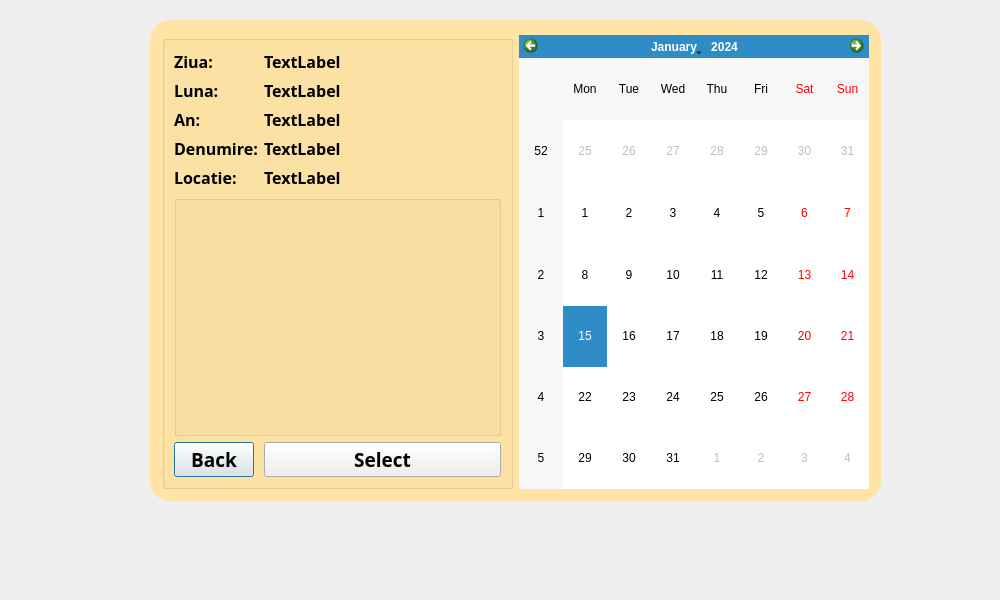
The window that campaign.ui (ericktudor/ASPA) describes before a commit, drawn with Qt 5.
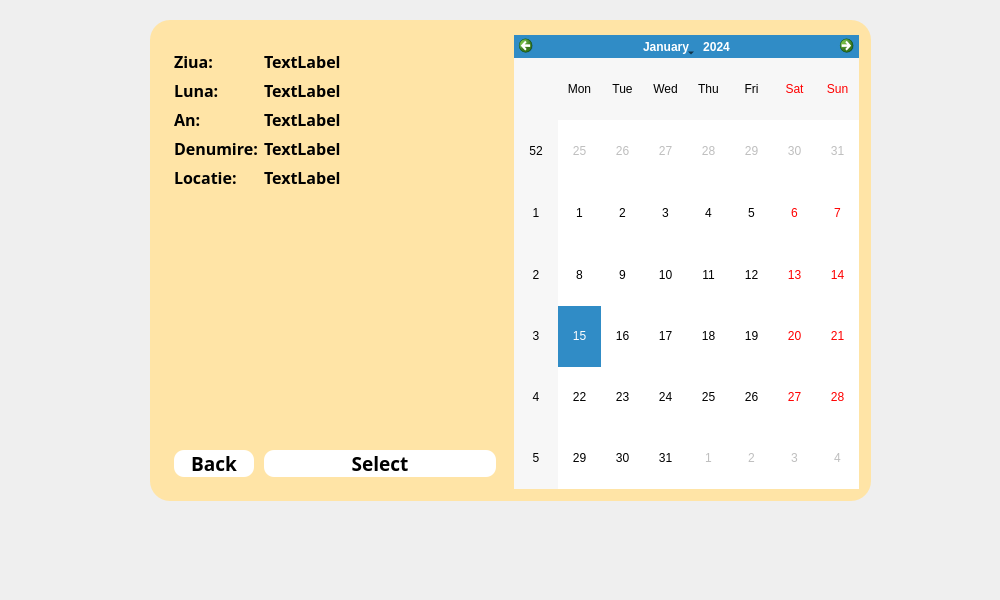
The same window after the commit. Icons and pictures are not drawn.

Patch:
```diff
--- a/campaign.ui
+++ b/campaign.ui
@@ -31,7 +31,7 @@
     <rect>
      <x>150</x>
      <y>20</y>
-     <width>731</width>
+     <width>721</width>
      <height>481</height>
     </rect>
    </property>
@@ -55,6 +55,11 @@
         <bold>true</bold>
        </font>
       </property>
+      <property name="styleSheet">
+       <string notr="true">#groupBox_2{
+border:0px;
+}</string>
+      </property>
       <property name="title">
        <string/>
       </property>
@@ -201,6 +206,12 @@
        </item>
        <item row="6" column="0">
         <widget class="QPushButton" name="pushButton">
+         <property name="minimumSize">
+          <size>
+           <width>80</width>
+           <height>0</height>
+          </size>
+         </property>
          <property name="font">
           <font>
            <family>Segoe UI Black</family>
@@ -208,6 +219,12 @@
            <bold>true</bold>
           </font>
          </property>
+         <property name="styleSheet">
+          <string notr="true">#pushButton{
+	background-color: rgb(255, 255, 255);
+border-radius:10px;
+}</string>
+         </property>
          <property name="text">
           <string>Back</string>
          </property>
@@ -222,6 +239,12 @@
            <bold>true</bold>
           </font>
          </property>
+         <property name="styleSheet">
+          <string notr="true">#pushButton_2{
+	background-color: rgb(255, 255, 255);
+border-radius:10px;
+}</string>
+         </property>
          <property name="text">
           <string>Select</string>
          </property>
@@ -236,8 +259,8 @@
           </sizepolicy>
          </property>
          <property name="styleSheet">
-          <string notr="true">#groupBox_2{
-
+          <string notr="true">#groupBox_3{
+border:0px;
 }</string>
          </property>
          <property name="title">
```
